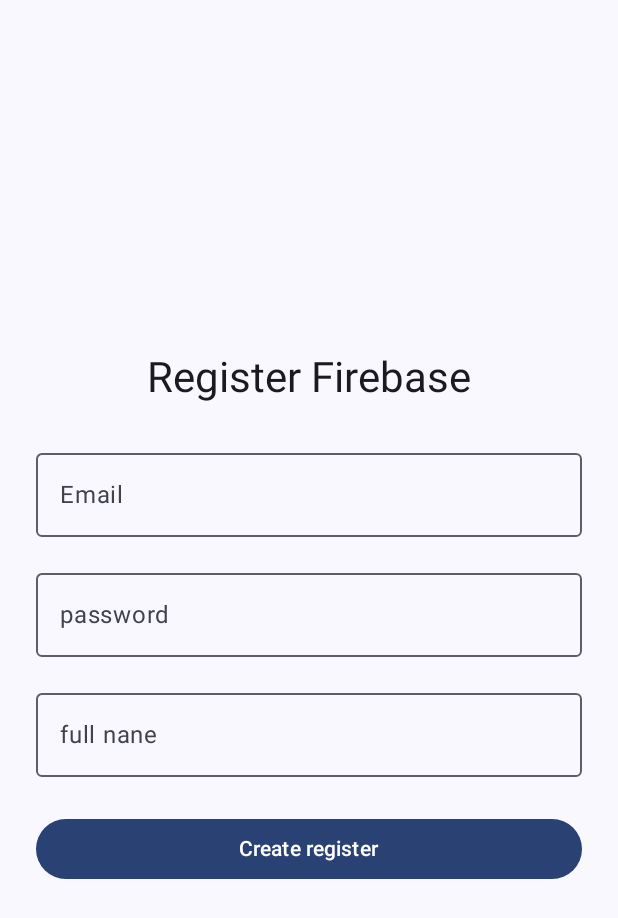
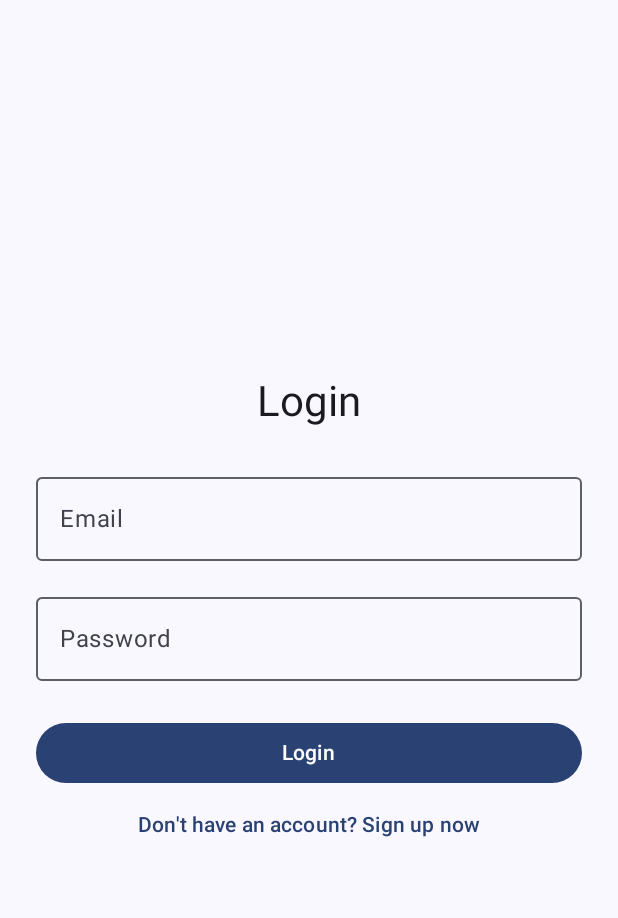
Before and after one commit to KyNV1/jetpack_compose_MyFirstFirebaseApp, an Android app built with Jetpack Compose: the screen it shows after launch (MainActivity), on a phone screen of 412 x 824 dp. Shown: the top 918 px of the screen. Run offline under Robolectric (Android 15) with nearby library versions, the phone set to English and light mode, and no system bars; our stand-ins replace Firebase (no records; nobody signed in at launch, a user with empty details on screens opened directly).

Commit message:
Implement LoginScreen and HomeScreen

```diff
--- a/app/build.gradle.kts
+++ b/app/build.gradle.kts
@@ -70,6 +70,6 @@ dependencies {
 
     // viewmodel
     implementation(libs.androidx.lifecycle.viewmodel.compose)
-
-
+    // navigation
+    implementation(libs.androidx.navigation.compose)
 }
--- a/app/src/main/java/com/example/jetpack_compose_myfirstfirebaseapp/MainActivity.kt
+++ b/app/src/main/java/com/example/jetpack_compose_myfirstfirebaseapp/MainActivity.kt
@@ -8,6 +8,12 @@ import androidx.activity.enableEdgeToEdge
 import androidx.compose.foundation.layout.fillMaxSize
 import androidx.compose.material3.Scaffold
 import androidx.compose.ui.Modifier
+import androidx.navigation.compose.NavHost
+import androidx.navigation.compose.composable
+import androidx.navigation.compose.rememberNavController
+import com.example.jetpack_compose_myfirstfirebaseapp.navigation.AppRoutes
+import com.example.jetpack_compose_myfirstfirebaseapp.ui.HomeScreen
+import com.example.jetpack_compose_myfirstfirebaseapp.ui.LoginScreen
 import com.example.jetpack_compose_myfirstfirebaseapp.ui.RegisterScreen
 import com.example.jetpack_compose_myfirstfirebaseapp.ui.theme.Jetpack_compose_MyFirstFirebaseAppTheme
 
@@ -19,7 +25,36 @@ class MainActivity : ComponentActivity() {
         setContent {
             Jetpack_compose_MyFirstFirebaseAppTheme {
                 Scaffold(modifier = Modifier.fillMaxSize()) {  innerPadding ->
-                   RegisterScreen()
+                   //RegisterScreen()
+
+                    val navController = rememberNavController()
+                    NavHost(navController = navController, startDestination = AppRoutes.LOGIN){
+                        composable(AppRoutes.REGISTER){
+                            RegisterScreen {
+                                navController.navigate(AppRoutes.HOME) {
+                                    popUpTo(AppRoutes.LOGIN) { inclusive = true }
+                                }
+                            }
+                        }
+
+                        composable(AppRoutes.LOGIN){
+                            LoginScreen(
+                                onLoginSuccess = {
+                                    navController.navigate(AppRoutes.HOME) {
+                                        popUpTo(AppRoutes.LOGIN) { inclusive = true }
+                                    }
+
+                                }
+
+                            ){
+                                navController.navigate(AppRoutes.REGISTER)
+                            }
+                        }
+
+                        composable(AppRoutes.HOME){
+                            HomeScreen()
+                        }
+                    }
                 }
             }
         }
--- /dev/null
+++ b/app/src/main/java/com/example/jetpack_compose_myfirstfirebaseapp/ui/LoginScreen.kt
@@ -0,0 +1,82 @@
+package com.example.jetpack_compose_myfirstfirebaseapp.ui
+
+import androidx.compose.foundation.layout.Arrangement
+import androidx.compose.foundation.layout.Column
+import androidx.compose.foundation.layout.Spacer
+import androidx.compose.foundation.layout.fillMaxSize
+import androidx.compose.foundation.layout.fillMaxWidth
+import androidx.compose.foundation.layout.height
+import androidx.compose.foundation.layout.padding
+import androidx.compose.material3.Button
+import androidx.compose.material3.CircularProgressIndicator
+import androidx.compose.material3.MaterialTheme
+import androidx.compose.material3.OutlinedTextField
+import androidx.compose.material3.Text
+import androidx.compose.material3.TextButton
+import androidx.compose.runtime.Composable
+import androidx.compose.runtime.LaunchedEffect
+import androidx.compose.runtime.getValue
+import androidx.compose.runtime.mutableStateOf
+import androidx.compose.runtime.remember
+import androidx.compose.runtime.setValue
+import androidx.compose.ui.Alignment
+import androidx.compose.ui.Modifier
+import androidx.compose.ui.graphics.Color
+import androidx.compose.ui.text.input.PasswordVisualTransformation
+import androidx.compose.ui.unit.dp
+import androidx.lifecycle.viewmodel.compose.viewModel
+import com.example.jetpack_compose_myfirstfirebaseapp.viewmodel.LoginViewModel
+import kotlinx.coroutines.delay
+
+@Composable
+fun LoginScreen(
+    viewModel: LoginViewModel = viewModel(),
+    onLoginSuccess: () -> Unit,
+    onNavigateToRegister: () -> Unit // Để chuyển sang màn Đăng ký
+) {
+    var email by remember { mutableStateOf("") }
+    var password by remember { mutableStateOf("") }
+
+    LaunchedEffect(key1 = viewModel.statusMessage) {
+        if (viewModel.statusMessage == "Success! Welcome back") {
+            delay(500)
+            onLoginSuccess()
+        }
+    }
+
+    Column(
+        modifier = Modifier.fillMaxSize().padding(24.dp),
+        horizontalAlignment = Alignment.CenterHorizontally,
+        verticalArrangement = Arrangement.Center
+    ) {
+        Text("Login", style = MaterialTheme.typography.headlineMedium)
+        Spacer(modifier = Modifier.height(24.dp))
+
+        OutlinedTextField(value = email, onValueChange = { email = it }, label = { Text("Email") }, modifier = Modifier.fillMaxWidth())
+        Spacer(modifier = Modifier.height(16.dp))
+
+        OutlinedTextField(
+            value = password,
+            onValueChange = { password = it },
+            label = { Text("Password") },
+            visualTransformation = PasswordVisualTransformation(),
+            modifier = Modifier.fillMaxWidth()
+        )
+        Spacer(modifier = Modifier.height(24.dp))
+
+        if (viewModel.isLoading) {
+            CircularProgressIndicator()
+        } else {
+            Button(onClick = { viewModel.login(email, password) }, modifier = Modifier.fillMaxWidth()) {
+                Text("Login")
+            }
+
+            TextButton(onClick = onNavigateToRegister) {
+                Text("Don't have an account? Sign up now")
+            }
+        }
+        if (viewModel.statusMessage.isNotEmpty()) {
+            Text(viewModel.statusMessage, color = Color.Red, modifier = Modifier.padding(top = 16.dp))
+        }
+    }
+}
--- /dev/null
+++ b/app/src/main/java/com/example/jetpack_compose_myfirstfirebaseapp/viewmodel/LoginViewModel.kt
@@ -0,0 +1,44 @@
+package com.example.jetpack_compose_myfirstfirebaseapp.viewmodel
+
+import androidx.compose.runtime.getValue
+import androidx.compose.runtime.mutableStateOf
+import androidx.compose.runtime.setValue
+import androidx.lifecycle.ViewModel
+import com.google.firebase.auth.FirebaseAuth
+
+class LoginViewModel: ViewModel() {
+    private val auth: FirebaseAuth = FirebaseAuth.getInstance()
+
+    var isLoading by mutableStateOf(false)
+        private set
+
+    var statusMessage by mutableStateOf("")
+        private set
+
+    var isLoginSuccess by mutableStateOf(false)
+        private set
+
+    fun login(email: String, pass: String){
+        if(email.isBlank() || pass.isBlank()){
+            statusMessage = "Please enter all required information"
+            return
+        }
+
+        isLoading = true
+        statusMessage = "Processing..."
+
+        auth.signInWithEmailAndPassword(email, pass)
+            .addOnCompleteListener { task ->
+                isLoading = false
+                if (task.isSuccessful) {
+                    statusMessage = "Success! Welcome back"
+                    isLoginSuccess = true
+                } else {
+                    statusMessage = "Error: ${task.exception?.message}"
+                }
+            }
+
+
+    }
+
+}
--- a/app/src/main/java/com/example/jetpack_compose_myfirstfirebaseapp/viewmodel/AuthViewModel.kt
+++ b/app/src/main/java/com/example/jetpack_compose_myfirstfirebaseapp/viewmodel/RegisterViewModel.kt
@@ -8,7 +8,7 @@ import androidx.lifecycle.ViewModel
 import com.google.firebase.auth.FirebaseAuth
 import com.google.firebase.firestore.FirebaseFirestore
 
-class AuthViewModel : ViewModel() {
+class RegisterViewModel : ViewModel() {
     private val auth: FirebaseAuth = FirebaseAuth.getInstance()
     private val db: FirebaseFirestore = FirebaseFirestore.getInstance()
 
--- a/gradle/libs.versions.toml
+++ b/gradle/libs.versions.toml
@@ -15,11 +15,13 @@ firebaseAuth = "24.0.1"
 credentials = "1.5.0"
 credentialsPlayServicesAuth = "1.5.0"
 googleid = "1.1.1"
+navigationCompose = "2.9.6"
 
 
 [libraries]
 androidx-core-ktx = { group = "androidx.core", name = "core-ktx", version.ref = "coreKtx" }
 androidx-lifecycle-viewmodel-compose = { module = "androidx.lifecycle:lifecycle-viewmodel-compose", version.ref = "lifecycleRuntimeKtx" }
+androidx-navigation-compose = { module = "androidx.navigation:navigation-compose", version.ref = "navigationCompose" }
 com-google-firebase-firebase-auth = { module = "com.google.firebase:firebase-auth" }
 com-google-firebase-firebase-firestore = { module = "com.google.firebase:firebase-firestore" }
 firebase-bom-v3270 = { module = "com.google.firebase:firebase-bom", version.ref = "firebaseBomVersion" }
```
Also changed, not shown: app/src/main/java/com/example/jetpack_compose_myfirstfirebaseapp/extenstion/ModifierExtension.kt (added, +49 -0 lines), app/src/main/java/com/example/jetpack_compose_myfirstfirebaseapp/model/User.kt (added, +8 -0 lines), app/src/main/java/com/example/jetpack_compose_myfirstfirebaseapp/navigation/AppRoutes.kt (added, +8 -0 lines), app/src/main/java/com/example/jetpack_compose_myfirstfirebaseapp/ui/HomeScreen.kt (added, +76 -0 lines), app/src/main/java/com/example/jetpack_compose_myfirstfirebaseapp/ui/RegisterScreen.kt (+14 -2 lines), app/src/main/java/com/example/jetpack_compose_myfirstfirebaseapp/viewmodel/HomeViewModel.kt (added, +36 -0 lines).
